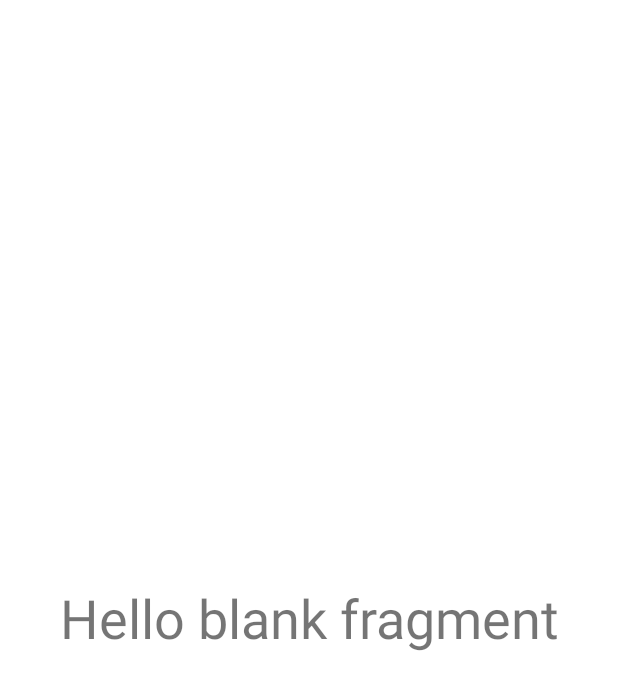
After one commit to GeneYP/YPmusic, an Android app: the fragment BlankFragment shown on its own in the app's theme, on a phone screen of 412 x 824 dp. The commit adds this screen. Shown: the top 690 px of the screen. Run offline under Robolectric (Android 15) with nearby library versions, the phone set to English and light mode, and no system bars.

Commit message:
添加了中间部分的Fragment

```diff
--- a/app/build.gradle
+++ b/app/build.gradle
@@ -33,6 +33,7 @@ dependencies {
     implementation 'androidx.appcompat:appcompat:1.1.0'
     implementation 'com.google.android.material:material:1.1.0'
     implementation 'androidx.viewpager:viewpager:1.0.0'
+    implementation 'androidx.legacy:legacy-support-v4:1.0.0'
     testImplementation 'junit:junit:4.+'
     androidTestImplementation 'androidx.test.ext:junit:1.1.1'
     androidTestImplementation 'androidx.test.espresso:espresso-core:3.2.0'
--- /dev/null
+++ b/app/src/main/java/com/example/ypmusic/BlankFragment.java
@@ -0,0 +1,66 @@
+package com.example.ypmusic;
+
+import android.os.Bundle;
+
+import androidx.fragment.app.Fragment;
+
+import android.view.LayoutInflater;
+import android.view.View;
+import android.view.ViewGroup;
+
+/**
+ * A simple {@link Fragment} subclass.
+ * Use the {@link BlankFragment#newInstance} factory method to
+ * create an instance of this fragment.
+ */
+public class BlankFragment extends Fragment {
+
+    // TODO: Rename parameter arguments, choose names that match
+    // the fragment initialization parameters, e.g. ARG_ITEM_NUMBER
+    private static final String ARG_PARAM1 = "param1";
+    private static final String ARG_PARAM2 = "param2";
+    private static final String ARG_TEXT = "";
+
+    // TODO: Rename and change types of parameters
+    private String mParam1;
+    private String mTextString;
+    private String mParam2;
+
+    public BlankFragment() {
+        // Required empty public constructor
+    }
+
+    /**
+     * Use this factory method to create a new instance of
+     * this fragment using the provided parameters.
+     *
+     * @param param1 Parameter 1.
+     * @param param2 Parameter 2.
+     * @return A new instance of fragment BlankFragment.
+     */
+    // TODO: Rename and change types and number of parameters
+    public static BlankFragment newInstance(String param1, String param2) {
+        BlankFragment fragment = new BlankFragment();
+        Bundle args = new Bundle();
+        args.putString(ARG_PARAM1, param1);
+        args.putString(ARG_PARAM2, param2);
+        fragment.setArguments(args);
+        return fragment;
+    }
+
+    @Override
+    public void onCreate(Bundle savedInstanceState) {
+        super.onCreate(savedInstanceState);
+        if (getArguments() != null) {
+            mParam1 = getArguments().getString(ARG_PARAM1);
+            mTextString = getArguments().getString(ARG_TEXT);
+        }
+    }
+
+    @Override
+    public View onCreateView(LayoutInflater inflater, ViewGroup container,
+                             Bundle savedInstanceState) {
+        // Inflate the layout for this fragment
+        return inflater.inflate(R.layout.fragment_blank, container, false);
+    }
+}
--- /dev/null
+++ b/app/src/main/res/layout/fragment_blank.xml
@@ -0,0 +1,17 @@
+<?xml version="1.0" encoding="utf-8"?>
+<FrameLayout xmlns:android="http://schemas.android.com/apk/res/android"
+    xmlns:tools="http://schemas.android.com/tools"
+    android:layout_width="match_parent"
+    android:layout_height="match_parent"
+    tools:context=".BlankFragment">
+
+    <!-- TODO: Update blank fragment layout -->
+    <TextView
+        android:layout_width="match_parent"
+        android:layout_height="match_parent"
+        android:gravity="center"
+        android:textSize="36sp"
+        android:id="@+id/localMusic"
+        android:text="@string/hello_blank_fragment" />
+
+</FrameLayout>
--- a/app/src/main/res/values/strings.xml
+++ b/app/src/main/res/values/strings.xml
@@ -2,4 +2,6 @@
     <string name="app_name">YP Music</string>
     <string name="music_name">歌曲名称</string>
     <string name="author_name">音乐家</string>
+    <!-- TODO: Remove or change this placeholder text -->
+    <string name="hello_blank_fragment">Hello blank fragment</string>
 </resources>
```
Also changed, not shown: app/src/main/java/com/example/ypmusic/MainActivity.java (+31 -4 lines), app/src/main/java/com/example/ypmusic/MyFragmentPagerAdapter.java (added, +31 -0 lines), app/src/main/res/layout/activity_main.xml (+12 -0 lines).
